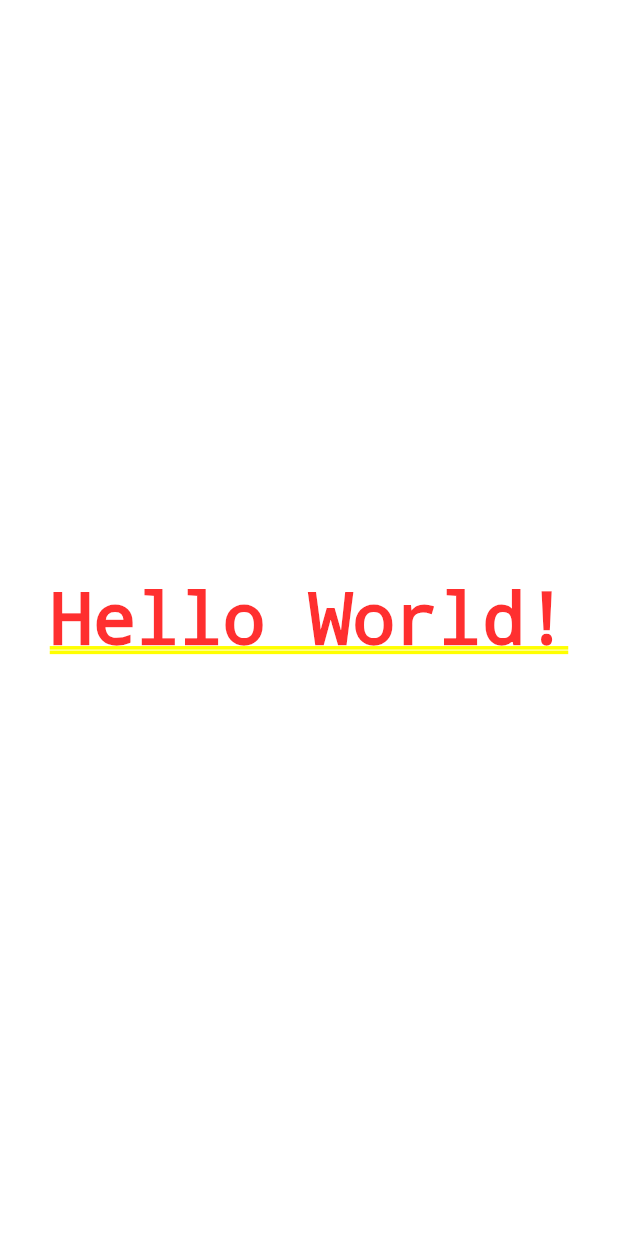
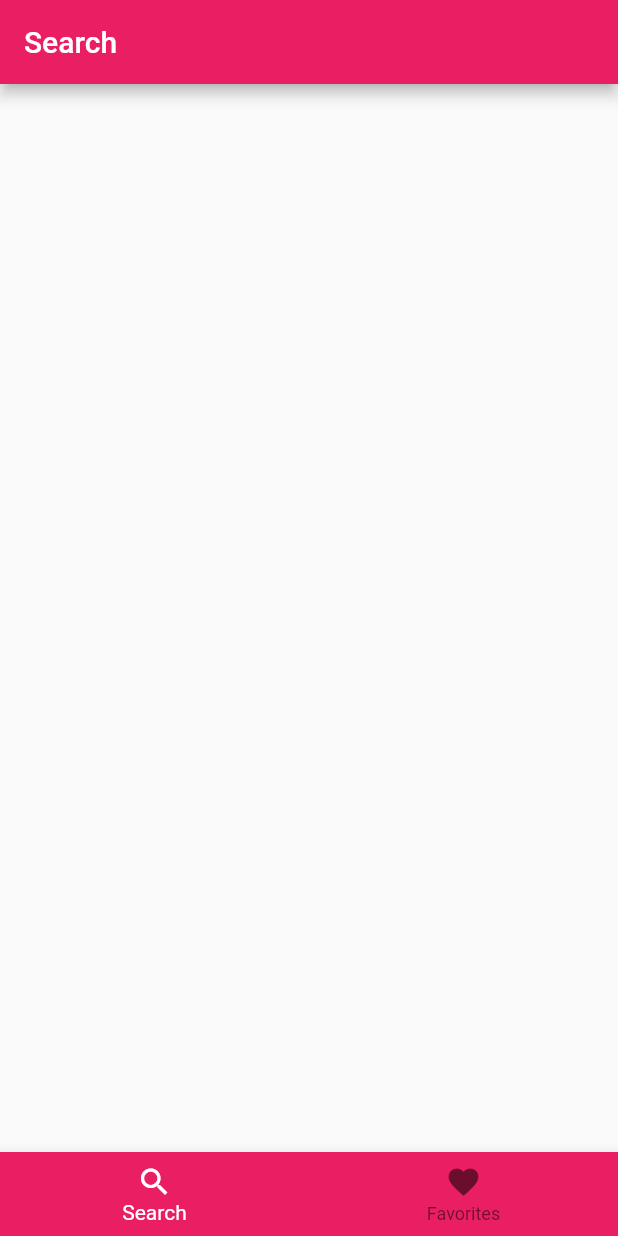
Before and after one commit to spyguyrajat/flutter-app, a Flutter app: the screen it shows after launch, on a phone screen of 412 x 824 dp. Run offline on Flutter 3.47's test engine with Material 2 defaults, Android fonts, the phone set to English and light mode, and no system bars.

```diff
--- a/lib/main.dart
+++ b/lib/main.dart
@@ -1,5 +1,9 @@
 import 'package:flutter/material.dart';
-import 'package:flutter_gen/gen_l10n/app_localizations.dart';
+
+import 'src/homepage.dart';
+
+//  App localization package not required yet.
+//  import 'package:flutter_gen/gen_l10n/app_localizations.dart';
 
 void main() {
   runApp(MyApp());
@@ -9,20 +13,9 @@ class MyApp extends StatelessWidget {
   @override
   Widget build(BuildContext context) {
     return MaterialApp(
-        localizationsDelegates: AppLocalizations.localizationsDelegates,
-        supportedLocales: AppLocalizations.supportedLocales,
+        // Don't Require App Localizations.
+        // localizationsDelegates: AppLocalizations.localizationsDelegates,
+        // supportedLocales: AppLocalizations.supportedLocales,
         home: MyHomePage());
   }
 }
-
-class MyHomePage extends StatelessWidget {
-  @override
-  Widget build(BuildContext context) {
-    return Center(
-        child: Container(
-      child: Center(
-        child: Text(AppLocalizations.of(context).helloWorld),
-      ),
-    ));
-  }
-}
--- /dev/null
+++ b/lib/src/fragments/favorites.dart
@@ -0,0 +1,9 @@
+import 'package:flutter/material.dart';
+
+class Favorites extends StatelessWidget {
+  Widget build(context) {
+    return Center(
+      child: Text(''),
+    );
+  }
+}
--- /dev/null
+++ b/lib/src/fragments/search.dart
@@ -0,0 +1,9 @@
+import 'package:flutter/material.dart';
+
+class Search extends StatelessWidget {
+  Widget build(context) {
+    return Center(
+      child: Text(''),
+    );
+  }
+}
--- /dev/null
+++ b/lib/src/homepage.dart
@@ -0,0 +1,54 @@
+import 'package:flutter/material.dart';
+
+import 'fragments/favorites.dart';
+import 'fragments/search.dart';
+
+class MyHomePage extends StatefulWidget {
+  MyHomePageState createState() => MyHomePageState();
+}
+
+class MyHomePageState extends State<MyHomePage> {
+  int index = 0;
+
+  void itemTap(int num) {
+    setState(() => index = num);
+  }
+
+  screens(int num) {
+    switch (num) {
+      case 0:
+        return Search();
+      case 1:
+        return Favorites();
+      default:
+        return Text('Error! Wrong Selection.');
+    }
+  }
+
+  @override
+  Widget build(BuildContext context) {
+    return Scaffold(
+      appBar: AppBar(
+        title: Text('Search'),
+        backgroundColor: Colors.pink,
+      ),
+      body: screens(index),
+      bottomNavigationBar: BottomNavigationBar(
+        backgroundColor: Colors.pink,
+        selectedItemColor: Colors.white,
+        items: <BottomNavigationBarItem>[
+          BottomNavigationBarItem(
+            icon: Icon(Icons.search),
+            label: 'Search',
+          ),
+          BottomNavigationBarItem(
+            icon: Icon(Icons.favorite),
+            label: 'Favorites',
+          )
+        ],
+        currentIndex: index,
+        onTap: itemTap,
+      ),
+    );
+  }
+}
```
Also changed, not shown: pubspec.lock.
